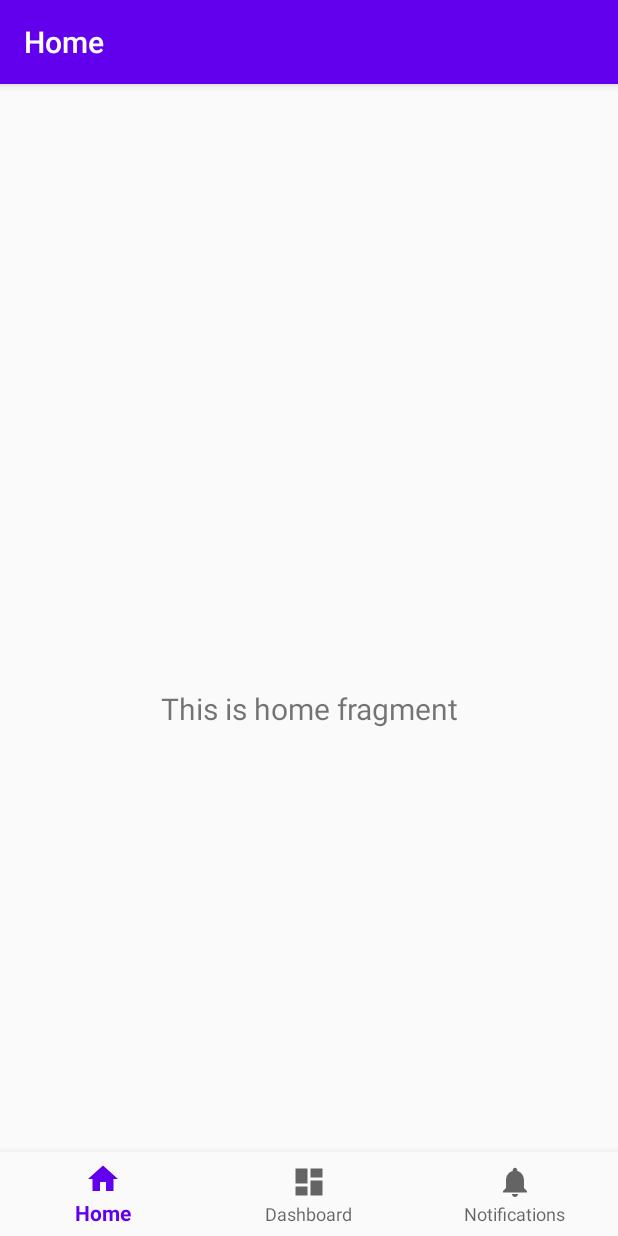
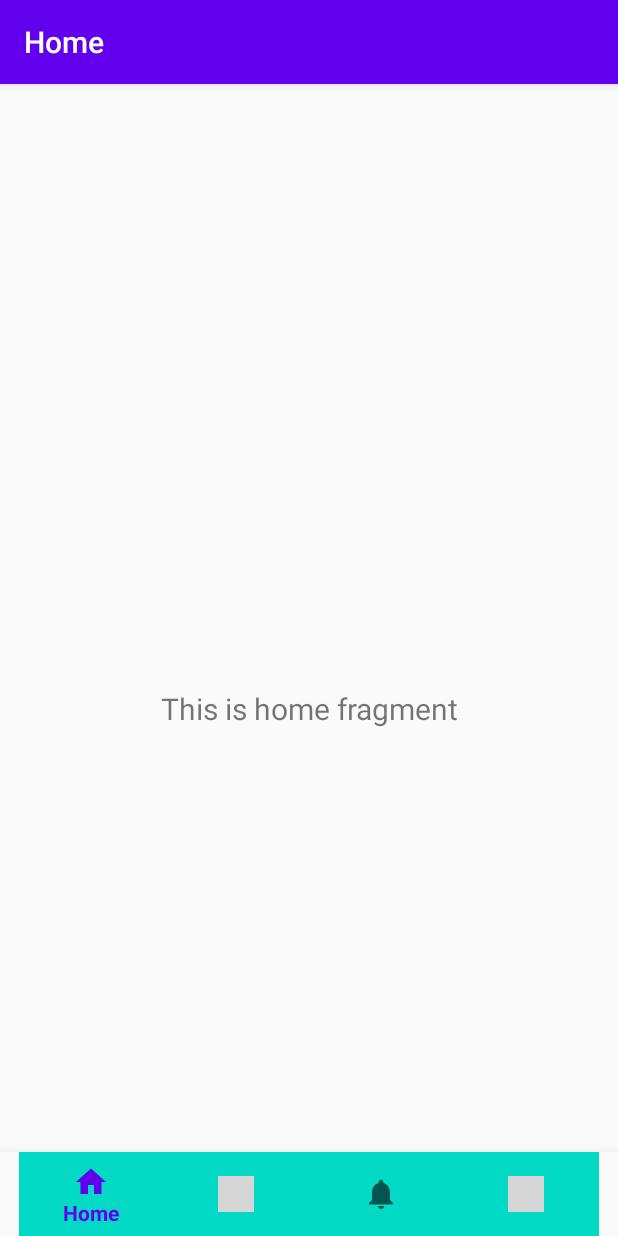
Before and after one commit to achenvc/vCareApp, an Android app: the screen it shows after launch (MainActivity), on a phone screen of 412 x 824 dp. Run offline under Robolectric (Android 15) with nearby library versions, the phone set to English and light mode, and no system bars; our stand-ins replace navigation-ui; grey boxes are pictures that could not be loaded.

Commit message:
Change Navigation Bar

```diff
--- a/app/build.gradle
+++ b/app/build.gradle
@@ -30,6 +30,7 @@ dependencies {
     implementation 'androidx.navigation:navigation-fragment:2.1.0'
     implementation 'androidx.navigation:navigation-ui:2.1.0'
     implementation 'androidx.lifecycle:lifecycle-extensions:2.1.0'
+    implementation 'androidx.legacy:legacy-support-v4:1.0.0'
     testImplementation 'junit:junit:4.12'
     androidTestImplementation 'androidx.test.ext:junit:1.1.2'
     androidTestImplementation 'androidx.test.espresso:espresso-core:3.3.0'
--- a/app/src/main/java/com/chenangela/vcare/MainActivity.java
+++ b/app/src/main/java/com/chenangela/vcare/MainActivity.java
@@ -20,7 +20,7 @@ public class MainActivity extends AppCompatActivity {
         // Passing each menu ID as a set of Ids because each
         // menu should be considered as top level destinations.
         AppBarConfiguration appBarConfiguration = new AppBarConfiguration.Builder(
-                R.id.navigation_home, R.id.navigation_dashboard, R.id.navigation_notifications)
+                R.id.navigation_home, R.id.navigation_favorites, R.id.navigation_notifications)
                 .build();
         NavController navController = Navigation.findNavController(this, R.id.nav_host_fragment);
         NavigationUI.setupActionBarWithNavController(this, navController, appBarConfiguration);
--- a/app/src/main/res/layout/activity_main.xml
+++ b/app/src/main/res/layout/activity_main.xml
@@ -16,7 +16,8 @@
         app:layout_constraintBottom_toBottomOf="parent"
         app:layout_constraintLeft_toLeftOf="parent"
         app:layout_constraintRight_toRightOf="parent"
-        app:menu="@menu/bottom_nav_menu" />
+        app:menu="@menu/bottom_nav_menu"
+        app:itemBackground="@color/colorAccent"/>
 
     <fragment
         android:id="@+id/nav_host_fragment"
@@ -25,9 +26,11 @@
         android:layout_height="match_parent"
         app:defaultNavHost="true"
         app:layout_constraintBottom_toTopOf="@id/nav_view"
+        app:layout_constraintHorizontal_bias="0.0"
         app:layout_constraintLeft_toLeftOf="parent"
         app:layout_constraintRight_toRightOf="parent"
         app:layout_constraintTop_toTopOf="parent"
+        app:layout_constraintVertical_bias="1.0"
         app:navGraph="@navigation/mobile_navigation" />
 
 </androidx.constraintlayout.widget.ConstraintLayout>
--- a/app/src/main/res/layout/fragment_favorites.xml
+++ b/app/src/main/res/layout/fragment_favorites.xml
@@ -4,7 +4,7 @@
     xmlns:tools="http://schemas.android.com/tools"
     android:layout_width="match_parent"
     android:layout_height="match_parent"
-    tools:context=".ui.dashboard.DashboardFragment">
+    tools:context=".ui.dashboard.FavoritesFragment">
 
     <Button
         android:id="@+id/entry_6"
--- a/app/src/main/res/menu/bottom_nav_menu.xml
+++ b/app/src/main/res/menu/bottom_nav_menu.xml
@@ -7,13 +7,17 @@
         android:title="@string/title_home" />
 
     <item
-        android:id="@+id/navigation_dashboard"
-        android:icon="@drawable/ic_dashboard_black_24dp"
-        android:title="@string/title_dashboard" />
+        android:id="@+id/navigation_favorites"
+        android:icon="@drawable/ic_baseline_star_24"
+        android:title="@string/title_favorites" />
 
     <item
         android:id="@+id/navigation_notifications"
         android:icon="@drawable/ic_notifications_black_24dp"
         android:title="@string/title_notifications" />
 
+    <item
+    android:id="@+id/navigation_calendar"
+    android:icon="@drawable/ic_baseline_calendar_today_24"
+    android:title="@string/title_calendar" />
 </menu>
--- a/app/src/main/res/navigation/mobile_navigation.xml
+++ b/app/src/main/res/navigation/mobile_navigation.xml
@@ -12,9 +12,9 @@
         tools:layout="@layout/fragment_home" />
 
     <fragment
-        android:id="@+id/navigation_dashboard"
-        android:name="com.chenangela.vcare.ui.dashboard.DashboardFragment"
-        android:label="@string/title_dashboard"
+        android:id="@+id/navigation_favorites"
+        android:name="com.chenangela.vcare.ui.dashboard.FavoritesFragment"
+        android:label="@string/title_favorites"
         tools:layout="@layout/fragment_favorites" />
 
     <fragment
@@ -22,4 +22,9 @@
         android:name="com.chenangela.vcare.ui.notifications.NotificationsFragment"
         android:label="@string/title_notifications"
         tools:layout="@layout/fragment_notifications" />
+    <fragment
+        android:id="@+id/navigation_calendar"
+        android:name="com.chenangela.vcare.ui.calendar.CalendarFragment"
+        android:label="@string/title_calendar"
+        tools:layout="@layout/fragment_calendar" />
 </navigation>
--- a/app/src/main/res/values/strings.xml
+++ b/app/src/main/res/values/strings.xml
@@ -1,6 +1,7 @@
 <resources>
     <string name="app_name">vCare</string>
     <string name="title_home">Home</string>
-    <string name="title_dashboard">Dashboard</string>
+    <string name="title_favorites">Favorites</string>
     <string name="title_notifications">Notifications</string>
+    <string name="title_calendar">Calendar</string>
 </resources>
```
